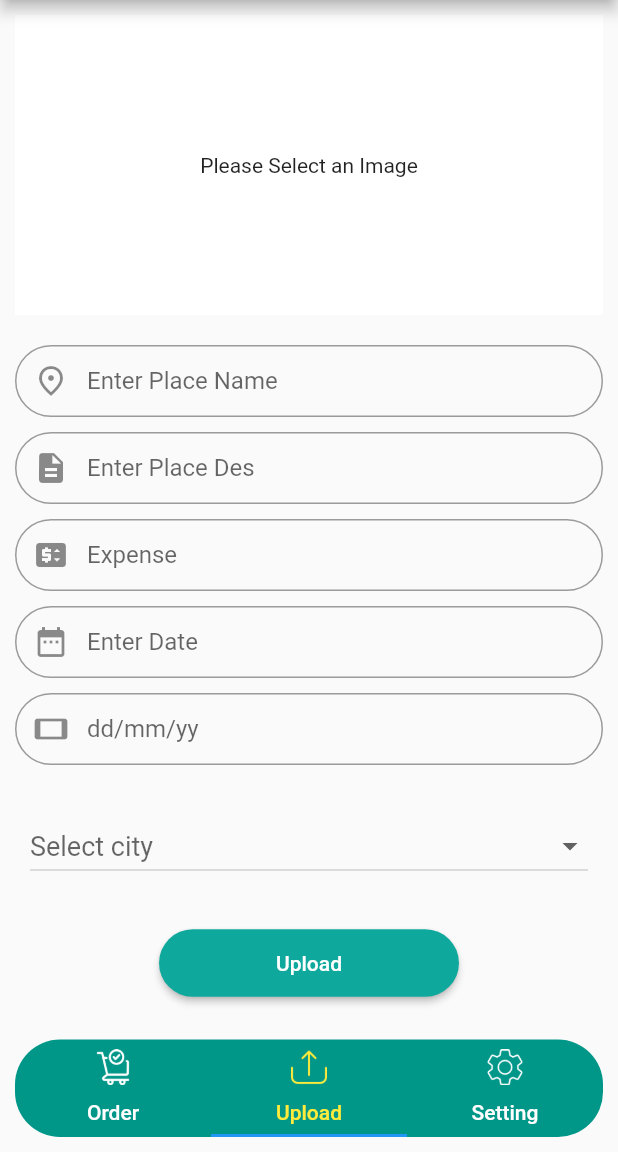
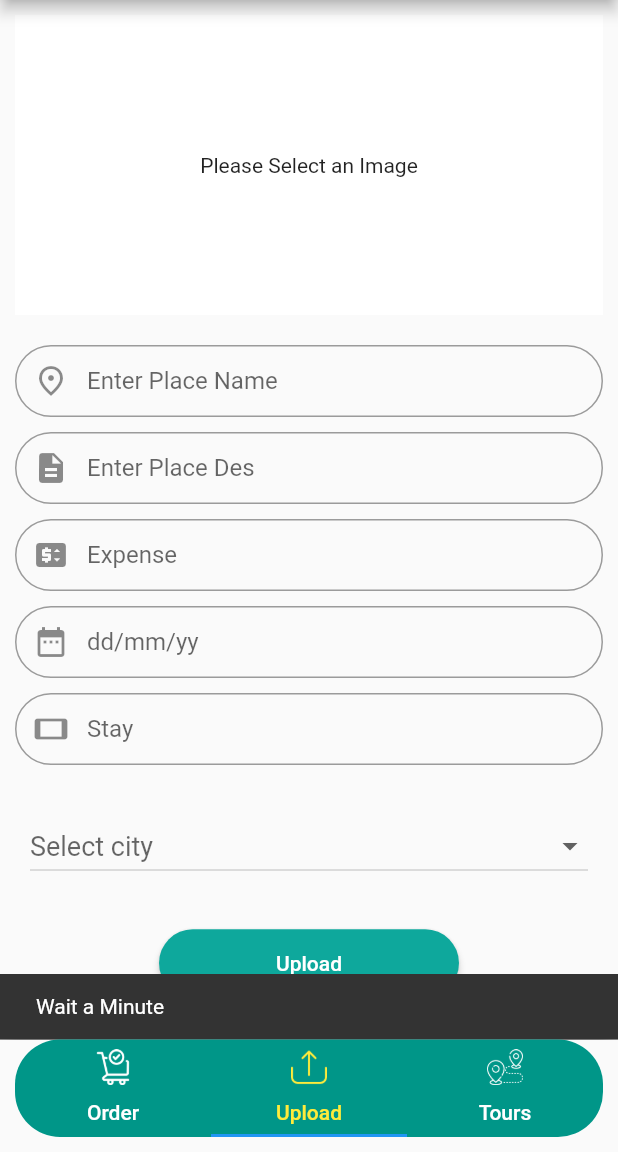
Before and after one commit to Asim-github-Ac/tourist_admin_panel, a Flutter app: the screen it shows after launch, item 2 of the bottom bar chosen, after a tap on "Upload", on a phone screen of 412 x 824 dp, the part 84-1236 px from its top. Run offline on Flutter 3.47's test engine with Material 2 defaults, Android fonts, the phone set to English and light mode, and no system bars; our stand-ins replace cloud_firestore, firebase_core, firebase_storage, image_picker; accounts and stored records are empty; network calls fail.

Commit message:
admin_panel_tourist

```diff
--- a/lib/Dashboard/AdminFile.dart
+++ b/lib/Dashboard/AdminFile.dart
@@ -2,7 +2,7 @@ import 'package:flutter/material.dart';
 import 'package:tourist_admin/utils/universal_variables.dart';
 
 import 'Order.dart';
-import 'Setting.dart';
+import 'Tours.dart';
 import 'Upload.dart';
 
 class AdminClass extends StatefulWidget {
@@ -43,7 +43,7 @@ class _AdminClassState extends State<AdminClass> {
               tabs: [
                 Tab(icon: ImageIcon(AssetImage("assests/order.png")),text: "Order",),
                 Tab(icon: ImageIcon(AssetImage("assests/upload.png")),text: "Upload",),
-                Tab(icon: ImageIcon(AssetImage("assests/setting.png")),text: "Setting",),
+                Tab(icon: ImageIcon(AssetImage("assests/tours.png")),text: "Tours",),
               ],
             ),
           ),
--- a/lib/Dashboard/Upload.dart
+++ b/lib/Dashboard/Upload.dart
@@ -1,4 +1,6 @@
 import 'dart:io';
+import 'package:cloud_firestore/cloud_firestore.dart';
+import 'package:firebase_storage/firebase_storage.dart';
 import 'package:flutter/material.dart';
 import 'package:image_picker/image_picker.dart';
 class UploadClass extends StatefulWidget {
@@ -10,6 +12,12 @@ class UploadClass extends StatefulWidget {
 
 class _UploadClassState extends State<UploadClass> {
    Item? selectedUser;
+   TextEditingController placecontroler=new TextEditingController();
+   TextEditingController descontroler=new TextEditingController();
+   TextEditingController expensecontroler=new TextEditingController();
+   TextEditingController datecontroler=new TextEditingController();
+   TextEditingController staycontroler=new TextEditingController();
+
   List<Item> users =<Item>[
     const Item("Islamabad"),
     const Item("Karachi"),
@@ -19,6 +27,7 @@ class _UploadClassState extends State<UploadClass> {
     const Item("Lahore"),
   ];
   File? _image;
+  late String downurl;
   final _picker = ImagePicker();
   Future<void> _openImagePicker() async {
     final XFile? pickedImage =
@@ -29,6 +38,25 @@ class _UploadClassState extends State<UploadClass> {
       });
     }
   }
+   sendData() async {
+    SnakBar("Wait a Minute");
+// to upload the image to firebase storage
+     var storageimage = FirebaseStorage.instance.ref().child(_image!.path);
+     UploadTask task1 = storageimage.putFile(_image!);
+
+// to get the url of the image from firebase storage
+     downurl = await (await task1).ref.getDownloadURL();
+     uploadFirestore(placecontroler.text.toString(), descontroler.text.toString(),expensecontroler.text.toString(), datecontroler.text.toString(), staycontroler.text.toString(), downurl, selectedUser.toString(),context);
+// you can save the url as a text in you firebase store collection now
+   }
+
+   void SnakBar(String message){
+     ScaffoldMessenger.of(context).showSnackBar(
+         SnackBar(
+           content: Text(message),
+         )
+     );
+   }
   @override
   Widget build(BuildContext context) {
     return Scaffold(
@@ -58,7 +86,7 @@ class _UploadClassState extends State<UploadClass> {
               ),
               SizedBox(height: 20,),
               TextFormField(
-               // controller: textPasswordController,
+                controller: placecontroler,
                 decoration: InputDecoration(
                   hintText: 'Enter Place Name',
                   prefixIcon: Icon(Icons.place_outlined),
@@ -68,7 +96,7 @@ class _UploadClassState extends State<UploadClass> {
               ),
               SizedBox(height: 10,),
               TextFormField(
-               // controller: textPasswordController,
+               controller: descontroler,
                 decoration: InputDecoration(
                   hintText: 'Enter Place Des',
                   prefixIcon: Icon(Icons.description),
@@ -78,7 +106,7 @@ class _UploadClassState extends State<UploadClass> {
               ),
               SizedBox(height: 10,),
               TextFormField(
-                // controller: textPasswordController,
+                 controller: expensecontroler,
                 decoration: InputDecoration(
                   hintText: 'Expense',
                   prefixIcon: Icon(Icons.price_change),
@@ -88,9 +116,9 @@ class _UploadClassState extends State<UploadClass> {
               ),
               SizedBox(height: 10,),
               TextFormField(
-                // controller: textPasswordController,
+                 controller: datecontroler,
                 decoration: InputDecoration(
-                  hintText: 'Enter Date',
+                  hintText: 'dd/mm/yy',
                   prefixIcon: Icon(Icons.date_range),
                   contentPadding: EdgeInsets.fromLTRB(20.0, 10.0, 20.0, 10.0),
                   border: OutlineInputBorder(borderRadius: BorderRadius.circular(32.0)),
@@ -98,9 +126,9 @@ class _UploadClassState extends State<UploadClass> {
               ),
               SizedBox(height: 10,),
               TextFormField(
-                // controller: textPasswordController,
+                controller: staycontroler,
                 decoration: InputDecoration(
-                  hintText: 'dd/mm/yy',
+                  hintText: 'Stay',
                   prefixIcon: Icon(Icons.stay_current_landscape),
                   contentPadding: EdgeInsets.fromLTRB(20.0, 10.0, 20.0, 10.0),
                   border: OutlineInputBorder(borderRadius: BorderRadius.circular(32.0)),
@@ -153,7 +181,7 @@ class _UploadClassState extends State<UploadClass> {
                   minimumSize: const Size(200, 45),
                 ),
                 child: const Text("Upload"),
-                onPressed: (){},
+                onPressed: (){sendData();},
               )
             ],
           ),
@@ -162,6 +190,28 @@ class _UploadClassState extends State<UploadClass> {
     );
   }
 }
+Future<void> uploadFirestore(String placename,String desplace,String expense,String date,String stay,String url,String city,BuildContext context)async {
+  CollectionReference addtours = FirebaseFirestore.instance.collection('Tours');
+
+   addtours
+      .add({
+    'placename': placename, // John Doe
+    'desplace': desplace, // Stokes and Sons
+    'expense': expense ,
+    'date': date ,
+    'stay': stay ,
+    'url': url ,
+    'city': city // 42
+  })
+      .then((value) => print("User Added"))
+      .catchError((error) => print("Failed to add user: $error"));
+  ScaffoldMessenger.of(context).showSnackBar(
+      SnackBar(
+        content: Text("Your Tour is Added"),
+      )
+  );
+}
+
 class Item{
   const Item(this.name);
   final String name;
--- a/pubspec.yaml
+++ b/pubspec.yaml
@@ -57,7 +57,7 @@ dev_dependencies:
 # The following section is specific to Flutter packages.
 flutter:
   assets:
-    - assests/setting.png
+    - assests/tours.png
     - assests/upload.png
     - assests/order.png
   # The following line ensures that the Material Icons font is
```
Also changed, not shown: lib/Dashboard/Setting.dart (deleted, +0 -14 lines), lib/Dashboard/Tours.dart (added, +62 -0 lines), assests/tours.png (added).
